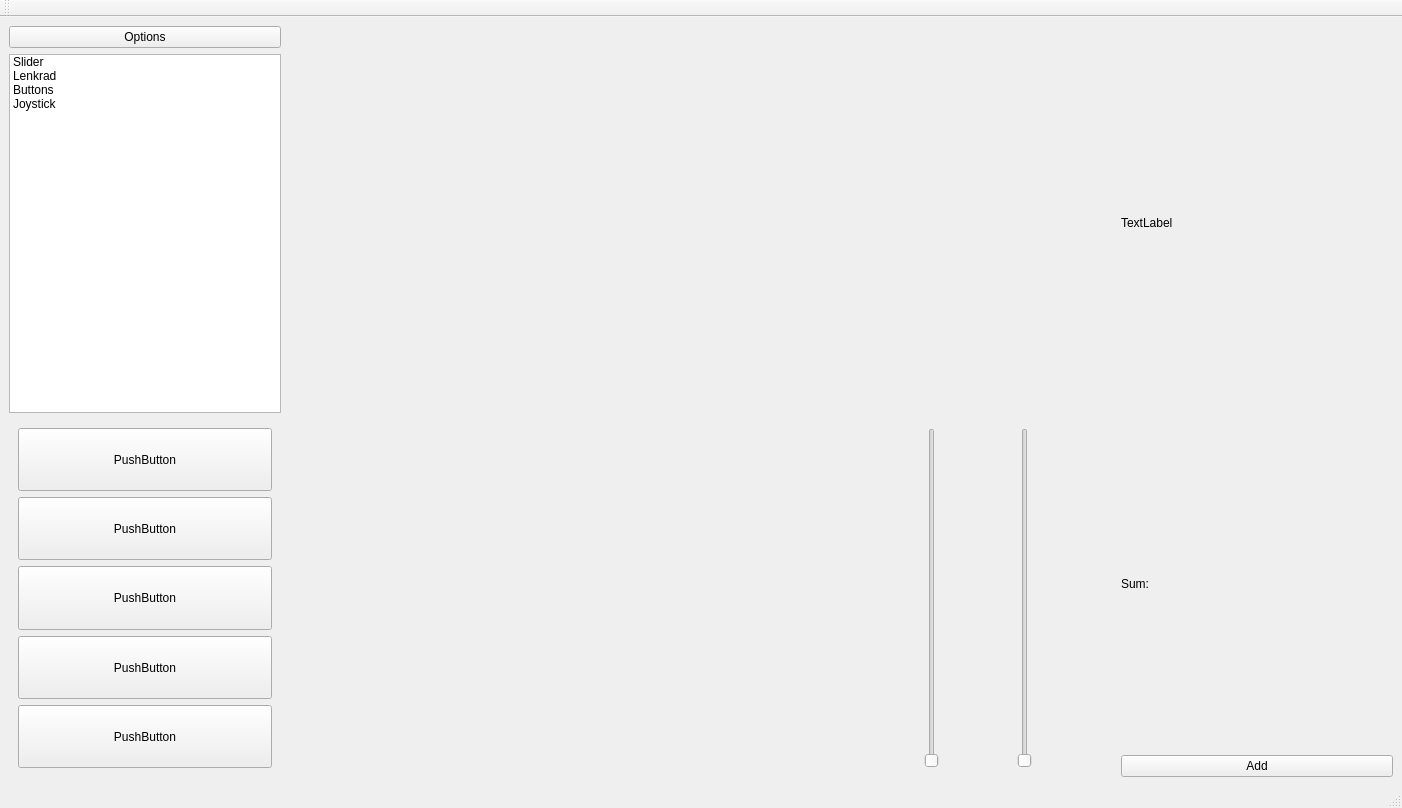
This is src/test_qt_pkg/ui/mainwindow.ui in Silberbart007/Bachelorarbeit as Qt 5 draws it before an edit. The edited form follows.
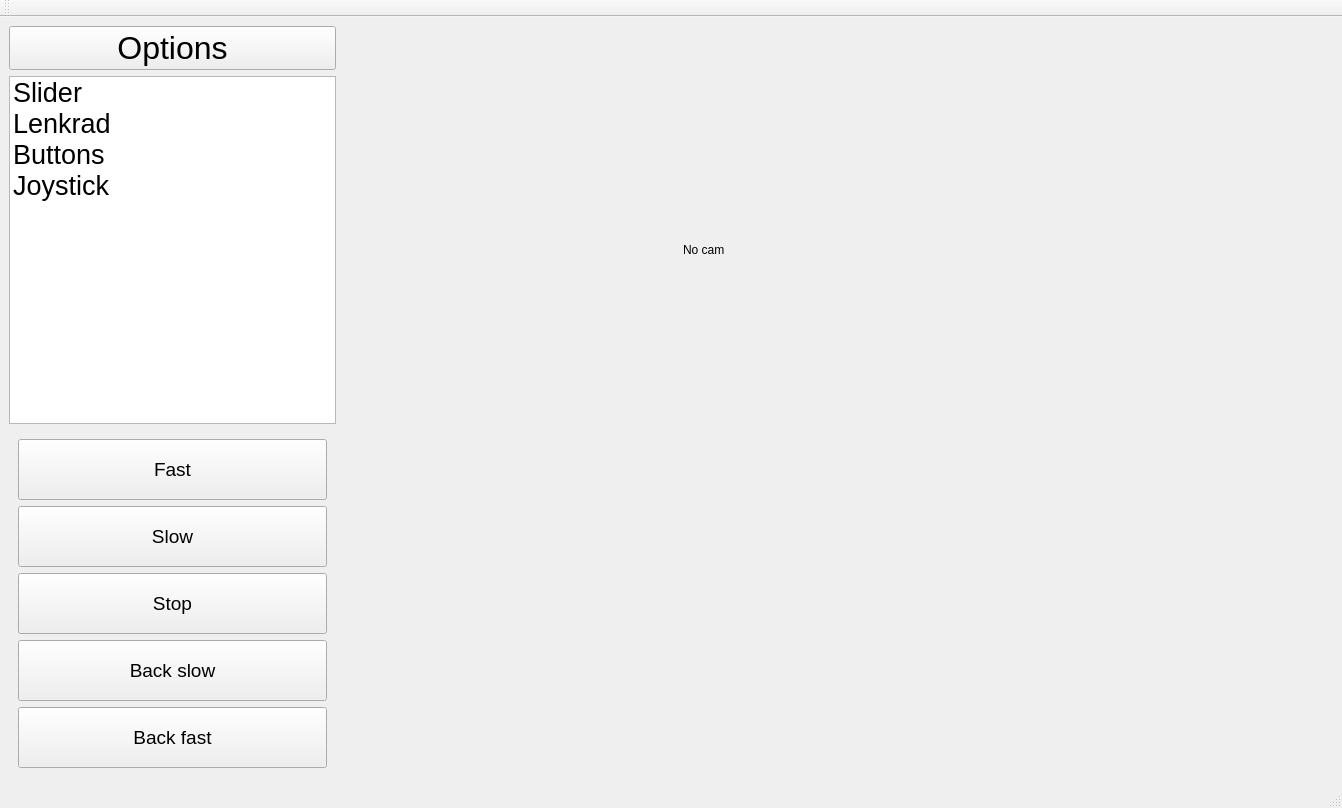
This is the edited form. Custom widgets are drawn as their Qt base class.

Commit message: Slider-Touch hinzufügt, aber noch mitten in der Entwicklung

What changed in the file:
```diff
--- a/src/test_qt_pkg/ui/mainwindow.ui
+++ b/src/test_qt_pkg/ui/mainwindow.ui
@@ -9,10 +9,16 @@
    <rect>
     <x>0</x>
     <y>0</y>
-    <width>1402</width>
+    <width>1342</width>
     <height>808</height>
    </rect>
   </property>
+  <property name="sizePolicy">
+   <sizepolicy hsizetype="Preferred" vsizetype="Expanding">
+    <horstretch>0</horstretch>
+    <verstretch>0</verstretch>
+   </sizepolicy>
+  </property>
   <property name="minimumSize">
    <size>
     <width>1342</width>
@@ -50,81 +56,56 @@
    <layout class="QGridLayout" name="gridLayout">
     <item row="5" column="3">
      <widget class="QWidget" name="sliders" native="true">
+      <property name="maximumSize">
+       <size>
+        <width>200</width>
+        <height>16777215</height>
+       </size>
+      </property>
       <layout class="QHBoxLayout" name="horizontalLayout">
+       <property name="spacing">
+        <number>0</number>
+       </property>
+       <property name="rightMargin">
+        <number>9</number>
+       </property>
        <item>
-        <widget class="QSlider" name="rotation_slider">
-         <property name="orientation">
-          <enum>Qt::Vertical</enum>
+        <widget class="CustomTouchSlider" name="rotation_slider" native="true">
+         <property name="sizePolicy">
+          <sizepolicy hsizetype="Expanding" vsizetype="Expanding">
+           <horstretch>0</horstretch>
+           <verstretch>0</verstretch>
+          </sizepolicy>
          </property>
         </widget>
        </item>
        <item>
-        <widget class="QSlider" name="speed_slider">
-         <property name="orientation">
-          <enum>Qt::Vertical</enum>
+        <widget class="CustomTouchSlider" name="speed_slider" native="true">
+         <property name="sizePolicy">
+          <sizepolicy hsizetype="Expanding" vsizetype="Expanding">
+           <horstretch>0</horstretch>
+           <verstretch>0</verstretch>
+          </sizepolicy>
          </property>
         </widget>
        </item>
       </layout>
      </widget>
     </item>
-    <item row="5" column="1">
-     <widget class="JoystickWidget" name="joysticks" native="true">
-      <property name="sizePolicy">
-       <sizepolicy hsizetype="Expanding" vsizetype="Expanding">
-        <horstretch>0</horstretch>
-        <verstretch>0</verstretch>
-       </sizepolicy>
-      </property>
-     </widget>
-    </item>
-    <item row="2" column="4">
-     <widget class="QWidget" name="cam_widget" native="true">
-      <property name="sizePolicy">
-       <sizepolicy hsizetype="Expanding" vsizetype="Expanding">
-        <horstretch>0</horstretch>
-        <verstretch>0</verstretch>
-       </sizepolicy>
-      </property>
-      <widget class="QLabel" name="cam_label">
-       <property name="geometry">
-        <rect>
-         <x>0</x>
-         <y>160</y>
-         <width>54</width>
-         <height>17</height>
-        </rect>
-       </property>
-       <property name="text">
-        <string>TextLabel</string>
-       </property>
-      </widget>
-     </widget>
-    </item>
-    <item row="5" column="4">
-     <layout class="QVBoxLayout" name="verticalLayout_3">
-      <item>
-       <widget class="QLabel" name="counter_label">
-        <property name="text">
-         <string>Sum:</string>
-        </property>
-       </widget>
-      </item>
-      <item>
-       <widget class="QPushButton" name="pushButton">
-        <property name="text">
-         <string>Add</string>
-        </property>
-       </widget>
-      </item>
-     </layout>
-    </item>
     <item row="2" column="0">
      <widget class="QListWidget" name="mode_list">
+      <property name="enabled">
+       <bool>true</bool>
+      </property>
       <item>
        <property name="text">
         <string>Slider</string>
        </property>
+       <property name="font">
+        <font>
+         <pointsize>20</pointsize>
+        </font>
+       </property>
        <property name="flags">
         <set>ItemIsSelectable|ItemIsUserCheckable|ItemIsEnabled</set>
        </property>
@@ -133,6 +114,11 @@
        <property name="text">
         <string>Lenkrad</string>
        </property>
+       <property name="font">
+        <font>
+         <pointsize>20</pointsize>
+        </font>
+       </property>
        <property name="flags">
         <set>ItemIsSelectable|ItemIsUserCheckable|ItemIsEnabled</set>
        </property>
@@ -141,6 +127,11 @@
        <property name="text">
         <string>Buttons</string>
        </property>
+       <property name="font">
+        <font>
+         <pointsize>20</pointsize>
+        </font>
+       </property>
        <property name="flags">
         <set>ItemIsSelectable|ItemIsUserCheckable|ItemIsEnabled</set>
        </property>
@@ -149,20 +140,33 @@
        <property name="text">
         <string>Joystick</string>
        </property>
+       <property name="font">
+        <font>
+         <pointsize>20</pointsize>
+        </font>
+       </property>
        <property name="flags">
         <set>ItemIsSelectable|ItemIsUserCheckable|ItemIsEnabled</set>
        </property>
       </item>
      </widget>
     </item>
-    <item row="2" column="3">
-     <widget class="ObstacleMapWidget" name="obstacle_map_widget" native="true">
+    <item row="0" column="0">
+     <widget class="QPushButton" name="modes_button">
       <property name="sizePolicy">
-       <sizepolicy hsizetype="Expanding" vsizetype="Expanding">
+       <sizepolicy hsizetype="Minimum" vsizetype="Minimum">
         <horstretch>0</horstretch>
         <verstretch>0</verstretch>
        </sizepolicy>
       </property>
+      <property name="font">
+       <font>
+        <pointsize>24</pointsize>
+       </font>
+      </property>
+      <property name="text">
+       <string>Options</string>
+      </property>
      </widget>
     </item>
     <item row="5" column="0">
@@ -182,8 +186,13 @@
            <verstretch>0</verstretch>
           </sizepolicy>
          </property>
+         <property name="font">
+          <font>
+           <pointsize>14</pointsize>
+          </font>
+         </property>
          <property name="text">
-          <string>PushButton</string>
+          <string>Fast</string>
          </property>
         </widget>
        </item>
@@ -195,8 +204,13 @@
            <verstretch>0</verstretch>
           </sizepolicy>
          </property>
+         <property name="font">
+          <font>
+           <pointsize>14</pointsize>
+          </font>
+         </property>
          <property name="text">
-          <string>PushButton</string>
+          <string>Slow</string>
          </property>
         </widget>
        </item>
@@ -208,8 +222,13 @@
            <verstretch>0</verstretch>
           </sizepolicy>
          </property>
+         <property name="font">
+          <font>
+           <pointsize>14</pointsize>
+          </font>
+         </property>
          <property name="text">
-          <string>PushButton</string>
+          <string>Stop</string>
          </property>
         </widget>
        </item>
@@ -221,8 +240,13 @@
            <verstretch>0</verstretch>
           </sizepolicy>
          </property>
+         <property name="font">
+          <font>
+           <pointsize>14</pointsize>
+          </font>
+         </property>
          <property name="text">
-          <string>PushButton</string>
+          <string>Back slow</string>
          </property>
         </widget>
        </item>
@@ -234,8 +258,13 @@
            <verstretch>0</verstretch>
           </sizepolicy>
          </property>
+         <property name="font">
+          <font>
+           <pointsize>14</pointsize>
+          </font>
+         </property>
          <property name="text">
-          <string>PushButton</string>
+          <string>Back fast</string>
          </property>
         </widget>
        </item>
@@ -252,10 +281,60 @@
       </property>
      </widget>
     </item>
-    <item row="0" column="0">
-     <widget class="QPushButton" name="modes_button">
-      <property name="text">
-       <string>Options</string>
+    <item row="2" column="1">
+     <widget class="ObstacleMapWidget" name="obstacle_map_widget" native="true">
+      <property name="sizePolicy">
+       <sizepolicy hsizetype="Expanding" vsizetype="Expanding">
+        <horstretch>0</horstretch>
+        <verstretch>0</verstretch>
+       </sizepolicy>
+      </property>
+      <property name="minimumSize">
+       <size>
+        <width>0</width>
+        <height>0</height>
+       </size>
+      </property>
+     </widget>
+    </item>
+    <item row="2" column="2">
+     <widget class="QWidget" name="cam_widget" native="true">
+      <property name="sizePolicy">
+       <sizepolicy hsizetype="Expanding" vsizetype="Expanding">
+        <horstretch>0</horstretch>
+        <verstretch>0</verstretch>
+       </sizepolicy>
+      </property>
+      <property name="minimumSize">
+       <size>
+        <width>0</width>
+        <height>0</height>
+       </size>
+      </property>
+      <layout class="QGridLayout" name="gridLayout_2">
+       <item row="0" column="0">
+        <widget class="QLabel" name="cam_label">
+         <property name="sizePolicy">
+          <sizepolicy hsizetype="Expanding" vsizetype="Expanding">
+           <horstretch>0</horstretch>
+           <verstretch>0</verstretch>
+          </sizepolicy>
+         </property>
+         <property name="text">
+          <string>No cam</string>
+         </property>
+        </widget>
+       </item>
+      </layout>
+     </widget>
+    </item>
+    <item row="2" column="3">
+     <widget class="TouchTestWidget" name="widget" native="true">
+      <property name="sizePolicy">
+       <sizepolicy hsizetype="Expanding" vsizetype="Preferred">
+        <horstretch>0</horstretch>
+        <verstretch>0</verstretch>
+       </sizepolicy>
       </property>
      </widget>
     </item>
@@ -313,6 +392,18 @@
    <header>../include/test_qt_pkg/obstacle_map_widget.h</header>
    <container>1</container>
   </customwidget>
+  <customwidget>
+   <class>TouchTestWidget</class>
+   <extends>QWidget</extends>
+   <header>../include/test_qt_pkg/touch_test.h</header>
+   <container>1</container>
+  </customwidget>
+  <customwidget>
+   <class>CustomTouchSlider</class>
+   <extends>QWidget</extends>
+   <header>../include/test_qt_pkg/touch_slider.h</header>
+   <container>1</container>
+  </customwidget>
  </customwidgets>
  <resources/>
  <connections/>
```
Left out of the diff: 12 changed lines with no effect on the pictures. The commit also changes 10 other files.
